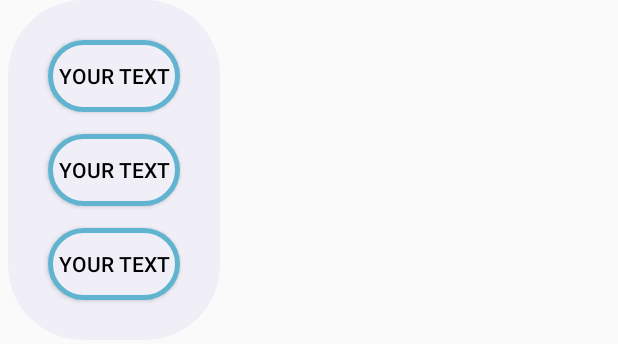
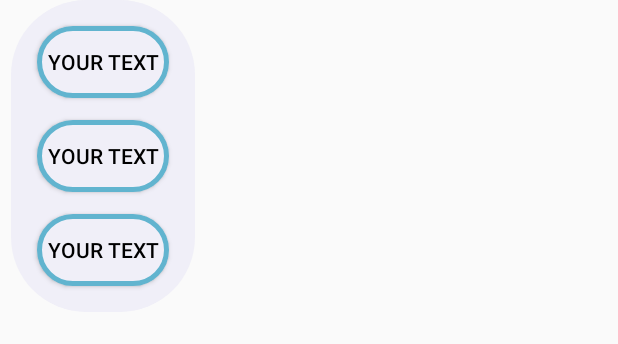
Before and after one commit to uzorov/Concultant-Plus_Chat-Bot, an Android app: the layout menu_open_fragment.xml on its own in the app's theme, with its tools: preview values and no code run, on a phone screen of 412 x 824 dp. Shown: the top 344 px of the screen. Run offline under Robolectric (Android 15) with nearby library versions, the phone set to English and light mode, and no system bars.

Commit message:
Добавлено расширение меню на весь экран в ширину, добавлено ограничение роста меню, интерфейс главного экрана доработан полностью

```diff
--- a/app/src/main/java/exportkit/figma/fragments/ClosedMenuFragment.java
+++ b/app/src/main/java/exportkit/figma/fragments/ClosedMenuFragment.java
@@ -55,6 +55,8 @@ public class ClosedMenuFragment extends Fragment {
                 fragmentTransaction2.setReorderingAllowed(true);
                 fragmentTransaction2.replace(R.id.fragment_container_view_variants, chattingActivity.getOpenMenuFragment(), null);
                 fragmentTransaction2.commit();
+
+                chattingActivity.scrollDown();
             }
         });
         // Inflate the layout for this fragment
--- a/app/src/main/java/exportkit/figma/fragments/OpenMenuFragment.java
+++ b/app/src/main/java/exportkit/figma/fragments/OpenMenuFragment.java
@@ -63,8 +63,9 @@ public class OpenMenuFragment extends Fragment {
         ;
 
 
+        RecyclerView variantsRecycleView = (RecyclerView) rootView.findViewById(R.id.variants_recycleview);
 
-        RecyclerView variantsRecycleView = (RecyclerView) rootView.findViewById(R.id.variants_recycleview);
+
         variantsRecycleView.setLayoutManager(new LinearLayoutManager(
                 getActivity(),
                 RecyclerView.VERTICAL,
--- a/app/src/main/res/layout/chatting_activity.xml
+++ b/app/src/main/res/layout/chatting_activity.xml
@@ -101,12 +101,13 @@
         app:layout_constraintHorizontal_bias="0.5"
         app:layout_constraintVertical_bias="0.0"
         app:layout_constraintStart_toStartOf="parent"
-        android:layout_gravity="bottom">
+        android:layout_gravity="bottom"
+        android:maxHeight="200dp">
 
         <androidx.fragment.app.FragmentContainerView
             android:id="@+id/fragment_container_view_variants"
             android:layout_width="match_parent"
-            android:layout_height="wrap_content"
+            android:layout_height="match_parent"
             android:layout_gravity="bottom"
             android:layout_marginBottom="0dp" />
 
--- a/app/src/main/res/layout/menu_closed_fragment.xml
+++ b/app/src/main/res/layout/menu_closed_fragment.xml
@@ -11,7 +11,7 @@
 <LinearLayout
     android:orientation="vertical"
     android:layout_width="match_parent"
-    android:layout_height="80dp"
+    android:layout_height="65dp"
     android:id="@+id/closed_menu"
     android:layout_marginBottom="8dp"
     android:layout_marginLeft="5dp"
@@ -26,7 +26,7 @@
         android:padding="5dp"
         android:layout_gravity="center_horizontal"
         android:gravity="center"
-        android:text="Нажмите, чтобы открыть меню"
+        android:text="     Нажмите, чтобы открыть меню     "
         android:textSize="20sp"/>
 
 
--- a/app/src/main/res/layout/menu_open_fragment.xml
+++ b/app/src/main/res/layout/menu_open_fragment.xml
@@ -6,31 +6,40 @@
     android:layout_width="wrap_content"
     android:layout_height="wrap_content">
 
-
-    <LinearLayout
+    <androidx.constraintlayout.widget.ConstraintLayout
         android:id="@+id/bottom_variants"
         android:layout_width="match_parent"
         android:layout_height="match_parent"
         android:layout_gravity="bottom"
-        android:layout_marginLeft="5dp"
-        android:layout_marginRight="5dp"
-        android:layout_marginBottom="8dp"
-        android:background="@drawable/rectangle_10_shape"
-        android:gravity="center_horizontal"
-        android:orientation="vertical"
-        android:padding="9dp"
-        app:layout_constraintBottom_toBottomOf="parent">
+        android:layout_marginLeft="7dp"
+        android:layout_marginRight="7dp"
+        android:layout_marginBottom="1dp"
+
+        app:layout_constraintEnd_toStartOf="@+id/variants_recycleview"
+        app:layout_constraintStart_toStartOf="@+id/variants_recycleview">
+
 
         <androidx.recyclerview.widget.RecyclerView
             android:id="@+id/variants_recycleview"
+
             android:layout_width="match_parent"
-            android:layout_height="match_parent"
+            android:layout_height="0dp"
+            app:layout_constraintHeight_default="wrap"
+
+            app:layout_constraintHeight_max="300dp"
+
             android:layout_gravity="left"
+            android:background="@drawable/rectangle_10_shape"
+            android:layout_marginBottom="9dp"
             android:orientation="vertical"
             android:padding="10dp"
             app:barrierDirection="top"
-            app:constraint_referenced_ids="messages_recycleview"
+            app:layout_constraintBottom_toBottomOf="parent"
+            app:layout_constraintEnd_toEndOf="parent"
+            app:layout_constraintStart_toStartOf="parent"
+            app:layout_constraintTop_toTopOf="parent"
             tools:listitem="@layout/variants_bubble" />
-    </LinearLayout>
+
+    </androidx.constraintlayout.widget.ConstraintLayout>
 
 </FrameLayout>
```
Also changed, not shown: app/src/main/java/exportkit/figma/ChattingActivity.java (+5 -5 lines), app/src/main/java/exportkit/figma/showing_variants/VariantsAdapter.java (+26 -0 lines).
